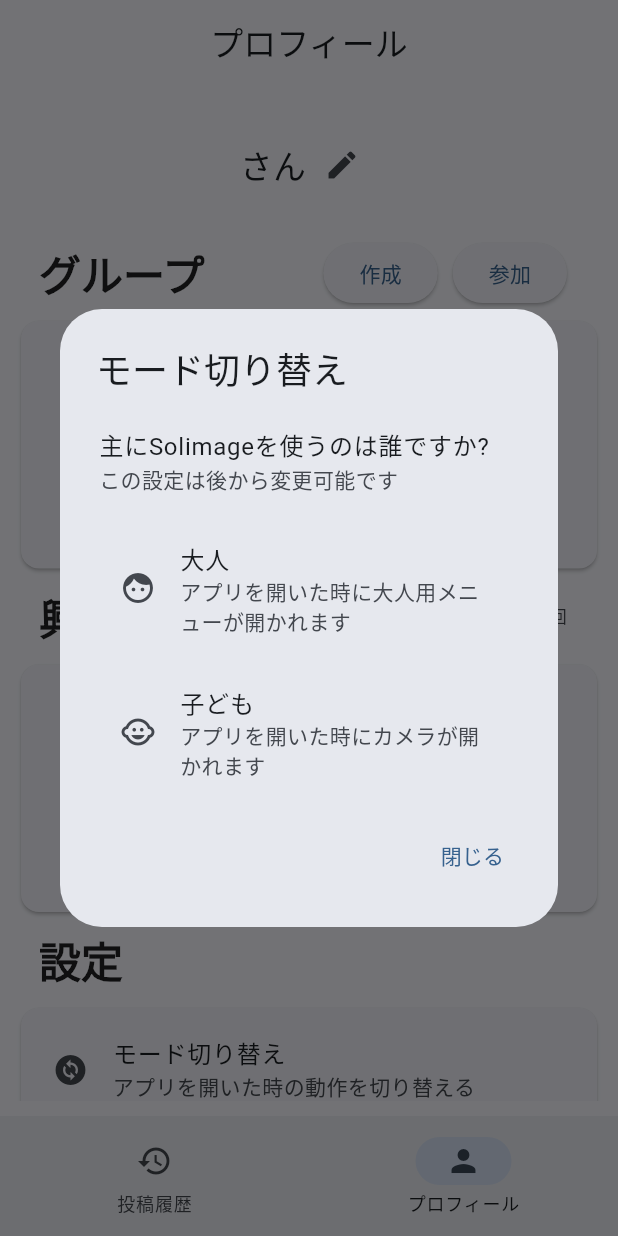
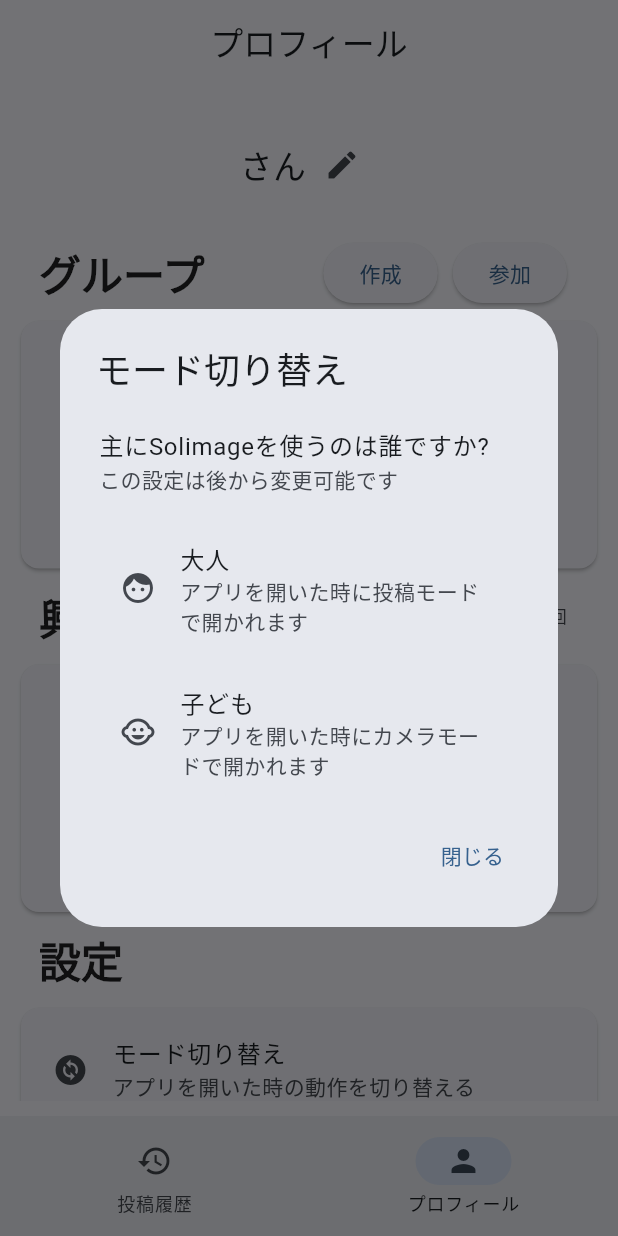
Before and after one commit to procon-suzuka-ct/pck2022_Solimage, a Flutter app: the ParentScreen screen opened by its route, item 2 of the bottom bar chosen, after a tap on "モード切り替え", on a phone screen of 412 x 824 dp. Run offline on Flutter 3.47's test engine with Material 2 defaults, Android fonts, the phone set to English and light mode, and no system bars; our stand-ins replace cached_network_image, camera, cloud_firestore, firebase_auth, firebase_core, firebase_crashlytics and 12 more; missing offline and left inert: flutter_simple_treeview, tflite_flutter, tflite_flutter_helper; accounts and stored records are empty; network calls fail.

Commit message:
update: rename app mode

```diff
--- a/App/lib/components/mode_select.dart
+++ b/App/lib/components/mode_select.dart
@@ -22,7 +22,7 @@
             onPressed: () async {
               if (!isWelcomeScreen) {
                 ScaffoldMessenger.of(context).showSnackBar(
-                    const SnackBar(content: Text('大人用モードに変更しました')));
+                    const SnackBar(content: Text('今後の起動時は投稿モードで起動されます')));
               }
               Navigator.of(context).pop();
               SharedPreferences prefs = await SharedPreferences.getInstance();
@@ -31,13 +31,13 @@
             child: const ListTile(
               leading: Icon(Icons.face),
               title: Text('大人'),
-              subtitle: Text('アプリを開いた時に大人用メニューが開かれます'),
+              subtitle: Text('アプリを開いた時に投稿モードで開かれます'),
             )),
         SimpleDialogOption(
             onPressed: () async {
               if (!isWelcomeScreen) {
                 ScaffoldMessenger.of(context).showSnackBar(
-                    const SnackBar(content: Text('子ども向けモードに変更しました')));
+                    const SnackBar(content: Text('今後の起動時はカメラモードで起動されます')));
               }
               Navigator.of(context).pop();
               SharedPreferences prefs = await SharedPreferences.getInstance();
@@ -46,7 +46,7 @@
             child: const ListTile(
               leading: Icon(Icons.child_care),
               title: Text('子ども'),
-              subtitle: Text('アプリを開いた時にカメラが開かれます'),
+              subtitle: Text('アプリを開いた時にカメラモードで開かれます'),
             )),
       ]),
       contentPadding: const EdgeInsets.symmetric(vertical: 10.0),
--- a/App/lib/routes/child/camera.dart
+++ b/App/lib/routes/child/camera.dart
@@ -42,7 +42,7 @@
                         child: Container(
                             margin: const EdgeInsets.all(10.0),
                             child: ElevatedButton.icon(
-                                icon: const Icon(Icons.supervisor_account),
+                                icon: const Icon(Icons.history_edu),
                                 onPressed: () => ScaffoldMessenger.of(context)
                                         .showMaterialBanner(MaterialBanner(
                                             actions: [
@@ -62,9 +62,9 @@
                                               child: const Text('いいえ')),
                                         ],
                                             content: const Text(
-                                                '大人用メニューに切り替えてもよろしいでしょうか?'))),
+                                                '投稿モードに切り替えてもよろしいでしょうか?'))),
                                 label: const FittedBox(
-                                  child: Text('大人用メニュー'),
+                                  child: Text('投稿モード'),
                                 ),
                                 style: ElevatedButton.styleFrom(
                                     padding: const EdgeInsets.all(15.0))))),
```
